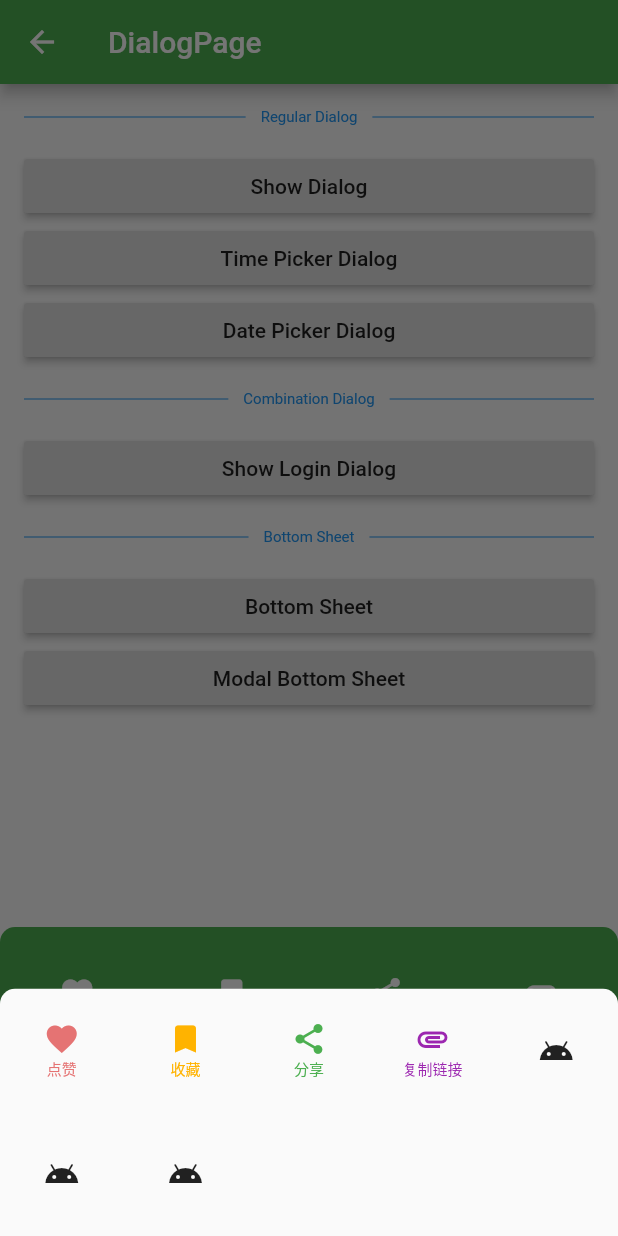
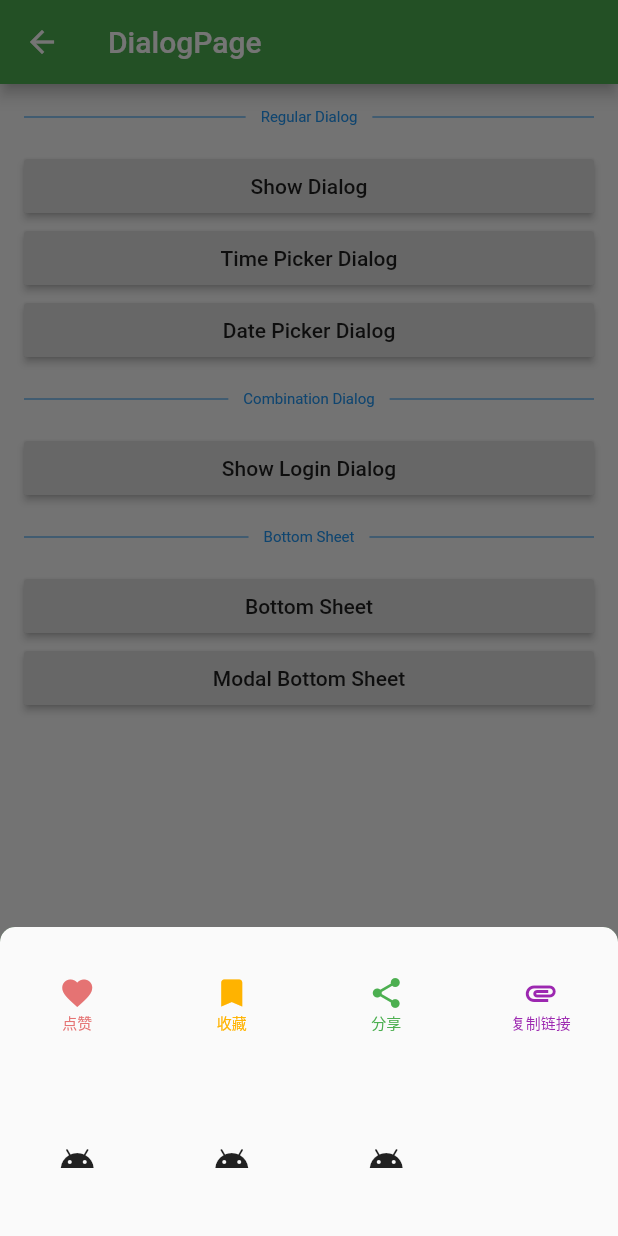
Before and after one commit to realskyrin/flutter_ui_challenge, a Flutter app: the DialogPage screen opened directly, after a tap on "Bottom Sheet", after a tap on "Modal Bottom Sheet", on a phone screen of 412 x 824 dp. Run offline on Flutter 3.47's test engine with Material 2 defaults, Android fonts, the phone set to English and light mode, and no system bars; missing offline and left inert: dart:ffi, flutter_webview_plugin.

Commit message:
init card page

```diff
--- a/lib/router.dart
+++ b/lib/router.dart
@@ -1,4 +1,5 @@
 import 'package:flutter/material.dart';
+import 'package:ui_challenge/widgets/card_page.dart';
 import 'package:ui_challenge/widgets/dialog_page.dart';
 import 'package:ui_challenge/widgets/image_page.dart';
 import 'package:ui_challenge/widgets/input_page.dart';
@@ -16,6 +17,7 @@ class Router{
   static const inputPage = 'app://InputPage';
   static const snackBar = 'app://SnackBar';
   static const dialogPage = 'app://DialogPage';
+  static const cardPage = 'app://CardPage';
   static const listViewPage = 'app://ListViewPage';
 
   Widget _getPage(String url, dynamic params) {
@@ -35,6 +37,8 @@ class Router{
           return SnackBarPage();
         case dialogPage:
           return DialogPage();
+        case cardPage:
+          return CardPage();
         case listViewPage:
           return ImagePage();
       }
--- a/lib/widget_page.dart
+++ b/lib/widget_page.dart
@@ -72,12 +72,12 @@ class WidgetPage extends StatelessWidget {
         ),
         GestureDetector(
           onTap: (){
-            Router.pushNoParams(context, Router.snackBar);
+            Router.pushNoParams(context, Router.cardPage);
           },
           child: Container(
             height: 50,
             color: Colors.green[300],
-            child: const Center(child: Text('SnackBar',style: TextStyle(color: Colors.white))),
+            child: const Center(child: Text('Card & Inkwell',style: TextStyle(color: Colors.white))),
           ),
         ),
       ],
--- a/lib/widgets/dialog_page.dart
+++ b/lib/widgets/dialog_page.dart
@@ -7,6 +7,8 @@ class DialogPage extends StatefulWidget {
 }
 
 class _DialogPageState extends State<DialogPage> {
+  bool _sheetShowing = false;
+
   @override
   Widget build(BuildContext context) {
     return Scaffold(
@@ -74,6 +76,9 @@ class _DialogPageState extends State<DialogPage> {
               RaisedButton(
                 child: Text("Bottom Sheet"),
                 onPressed: (){
+                  if(_sheetShowing){
+                    Navigator.pop(context);
+                  }
                   showBottomSheet(
                     backgroundColor: Colors.green,
                     shape: RoundedRectangleBorder(
@@ -130,11 +135,14 @@ class _DialogPageState extends State<DialogPage> {
                             IconButton(
                                 icon: Icon(Icons.close,color: Colors.white), onPressed: () {
                                   Navigator.pop(context);
+                                  _sheetShowing = false;
                             }),
                             SizedBox(),
                           ],
                         ),
-                      ),);
+                      ),
+                  );
+                  _sheetShowing = true;
                 },
               ),
 
@@ -151,7 +159,7 @@ class _DialogPageState extends State<DialogPage> {
                         child: GridView.count(
                           primary: false,
                           shrinkWrap: true,
-                          crossAxisCount: 5,
+                          crossAxisCount: 4,
                           scrollDirection: Axis.vertical,
                           children: <Widget>[
                             IconButton(
```
